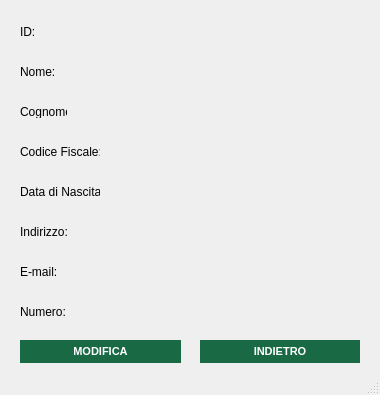
This is src/main/gui/visualizza_cliente.ui in OT-Rax/AnconAmbiente as Qt 5 draws it before an edit. The edited form follows.
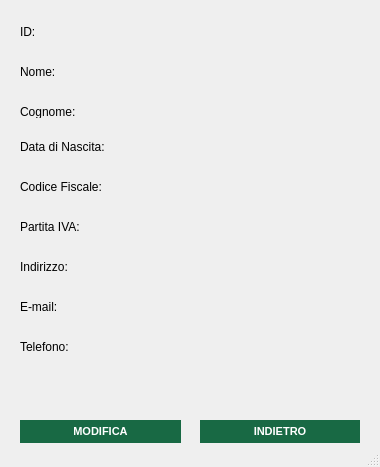
This is the edited form. Icons and pictures are not drawn.

Diff of the .ui file:
```diff
--- a/src/main/gui/visualizza_cliente.ui
+++ b/src/main/gui/visualizza_cliente.ui
@@ -7,7 +7,7 @@
     <x>0</x>
     <y>0</y>
     <width>380</width>
-    <height>395</height>
+    <height>467</height>
    </rect>
   </property>
   <property name="windowTitle">
@@ -23,7 +23,7 @@
      <rect>
       <x>170</x>
       <y>25</y>
-      <width>100</width>
+      <width>200</width>
       <height>13</height>
      </rect>
     </property>
@@ -35,8 +35,8 @@
     <property name="geometry">
      <rect>
       <x>20</x>
-      <y>185</y>
-      <width>80</width>
+      <y>140</y>
+      <width>100</width>
       <height>13</height>
      </rect>
     </property>
@@ -49,7 +49,7 @@
      <rect>
       <x>20</x>
       <y>65</y>
-      <width>47</width>
+      <width>100</width>
       <height>13</height>
      </rect>
     </property>
@@ -61,8 +61,8 @@
     <property name="geometry">
      <rect>
       <x>20</x>
-      <y>145</y>
-      <width>80</width>
+      <y>180</y>
+      <width>100</width>
       <height>13</height>
      </rect>
     </property>
@@ -75,7 +75,7 @@
      <rect>
       <x>20</x>
       <y>105</y>
-      <width>47</width>
+      <width>100</width>
       <height>13</height>
      </rect>
     </property>
@@ -87,7 +87,7 @@
     <property name="geometry">
      <rect>
       <x>200</x>
-      <y>340</y>
+      <y>420</y>
       <width>160</width>
       <height>23</height>
      </rect>
@@ -117,8 +117,8 @@
     <property name="geometry">
      <rect>
       <x>170</x>
-      <y>145</y>
-      <width>100</width>
+      <y>180</y>
+      <width>200</width>
       <height>13</height>
      </rect>
     </property>
@@ -130,20 +130,20 @@
     <property name="geometry">
      <rect>
       <x>20</x>
-      <y>305</y>
+      <y>340</y>
       <width>100</width>
       <height>13</height>
      </rect>
     </property>
     <property name="text">
-     <string>Numero:</string>
+     <string>Telefono:</string>
     </property>
    </widget>
    <widget class="QPushButton" name="modifica_button">
     <property name="geometry">
      <rect>
       <x>20</x>
-      <y>340</y>
+      <y>420</y>
       <width>161</width>
       <height>23</height>
      </rect>
@@ -174,7 +174,7 @@
      <rect>
       <x>20</x>
       <y>25</y>
-      <width>47</width>
+      <width>100</width>
       <height>13</height>
      </rect>
     </property>
@@ -186,8 +186,8 @@
     <property name="geometry">
      <rect>
       <x>170</x>
-      <y>185</y>
-      <width>100</width>
+      <y>140</y>
+      <width>200</width>
       <height>13</height>
      </rect>
     </property>
@@ -199,8 +199,8 @@
     <property name="geometry">
      <rect>
       <x>170</x>
-      <y>305</y>
-      <width>100</width>
+      <y>340</y>
+      <width>200</width>
       <height>13</height>
      </rect>
     </property>
@@ -213,7 +213,7 @@
      <rect>
       <x>170</x>
       <y>65</y>
-      <width>100</width>
+      <width>200</width>
       <height>13</height>
      </rect>
     </property>
@@ -225,8 +225,8 @@
     <property name="geometry">
      <rect>
       <x>170</x>
-      <y>265</y>
-      <width>100</width>
+      <y>300</y>
+      <width>200</width>
       <height>13</height>
      </rect>
     </property>
@@ -238,7 +238,7 @@
     <property name="geometry">
      <rect>
       <x>20</x>
-      <y>265</y>
+      <y>300</y>
       <width>100</width>
       <height>13</height>
      </rect>
@@ -251,8 +251,8 @@
     <property name="geometry">
      <rect>
       <x>20</x>
-      <y>225</y>
-      <width>80</width>
+      <y>260</y>
+      <width>100</width>
       <height>13</height>
      </rect>
     </property>
@@ -264,8 +264,8 @@
     <property name="geometry">
      <rect>
       <x>170</x>
-      <y>225</y>
-      <width>100</width>
+      <y>260</y>
+      <width>200</width>
       <height>13</height>
      </rect>
     </property>
@@ -278,12 +278,38 @@
      <rect>
       <x>170</x>
       <y>105</y>
+      <width>200</width>
+      <height>13</height>
+     </rect>
+    </property>
+    <property name="text">
+     <string/>
+    </property>
+   </widget>
+   <widget class="QLabel" name="partitaiva_label">
+    <property name="geometry">
+     <rect>
+      <x>170</x>
+      <y>220</y>
+      <width>200</width>
+      <height>13</height>
+     </rect>
+    </property>
+    <property name="text">
+     <string/>
+    </property>
+   </widget>
+   <widget class="QLabel" name="label_8">
+    <property name="geometry">
+     <rect>
+      <x>20</x>
+      <y>220</y>
       <width>100</width>
       <height>13</height>
      </rect>
     </property>
     <property name="text">
-     <string/>
+     <string>Partita IVA:</string>
     </property>
    </widget>
   </widget>
```
Left out of the diff: 4 changed lines with no effect on the pictures.
